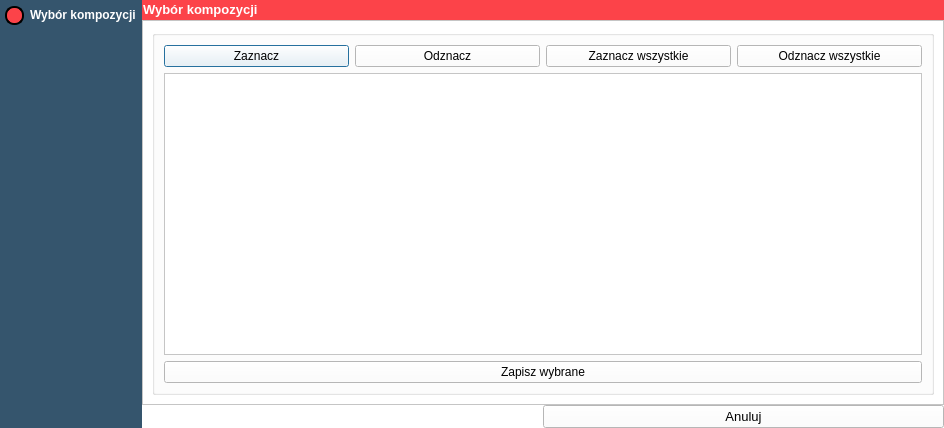
First picture: the form in Kompozycje/compositions_saver.ui, repository GIAPspzoo/GIAP_PolaMap_lite, before the edit.
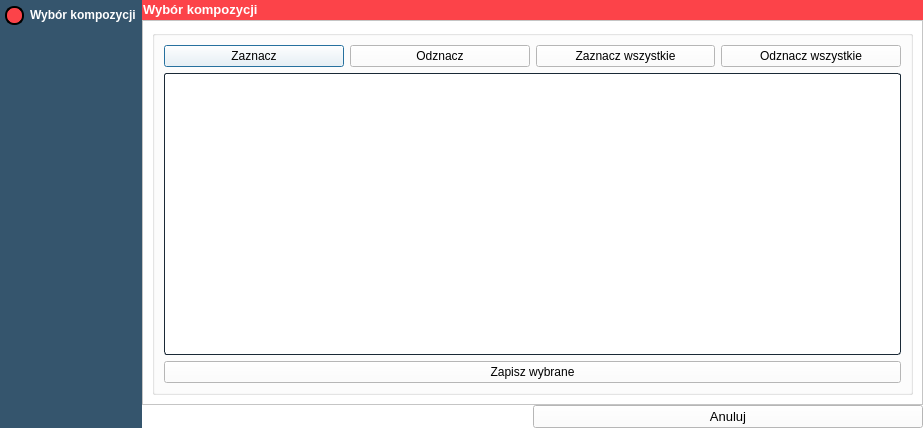
Second picture: the form after the edit. Icons and pictures are not drawn.

```diff
--- a/Kompozycje/compositions_saver.ui
+++ b/Kompozycje/compositions_saver.ui
@@ -9,7 +9,7 @@
    <rect>
     <x>0</x>
     <y>0</y>
-    <width>944</width>
+    <width>923</width>
     <height>428</height>
    </rect>
   </property>
@@ -41,7 +41,40 @@
     font: 10pt &quot;Segoe UI&quot;; 
 }
 
-</string>
+
+QAbstractItemView
+{
+	alternate-background-color:  #e7e7e7;
+	color:  black;
+	border: 1px solid  #1a2936;
+	border-radius: 3px;
+	padding: 1px;
+}
+
+QPushButton {
+	color: black;
+}
+
+QPushButton:disabled
+{
+	color: gray;
+}
+
+QToolButton {
+	color:  black;
+}
+
+QPushButton:disabled
+{
+	color: gray;
+}
+
+QHeaderView::section
+{
+	background-color:  #cfcfcf;
+	color:  black;
+	padding-left: 4px;
+}</string>
   </property>
   <property name="sizeGripEnabled">
    <bool>false</bool>
```
